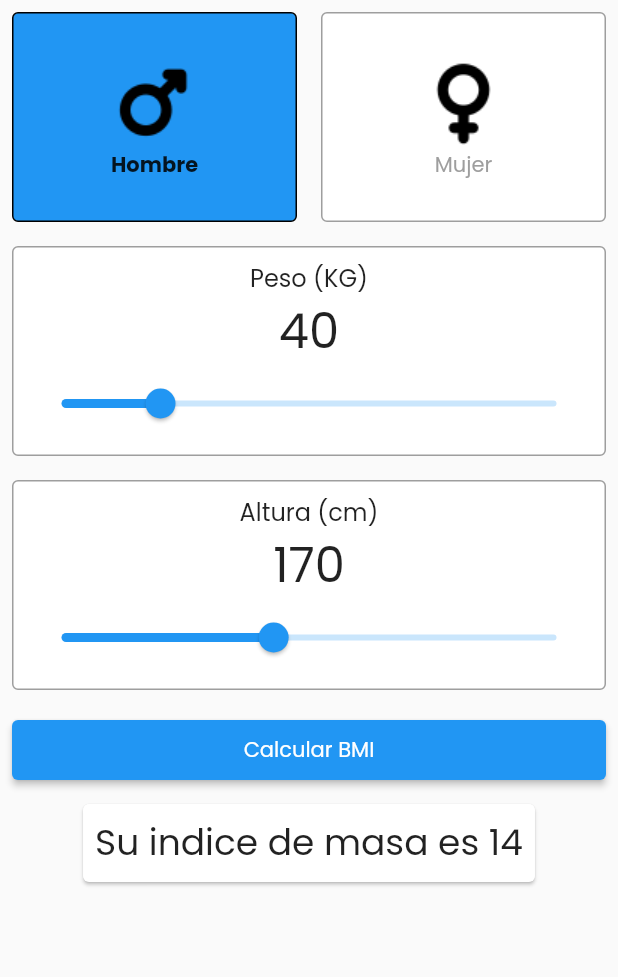
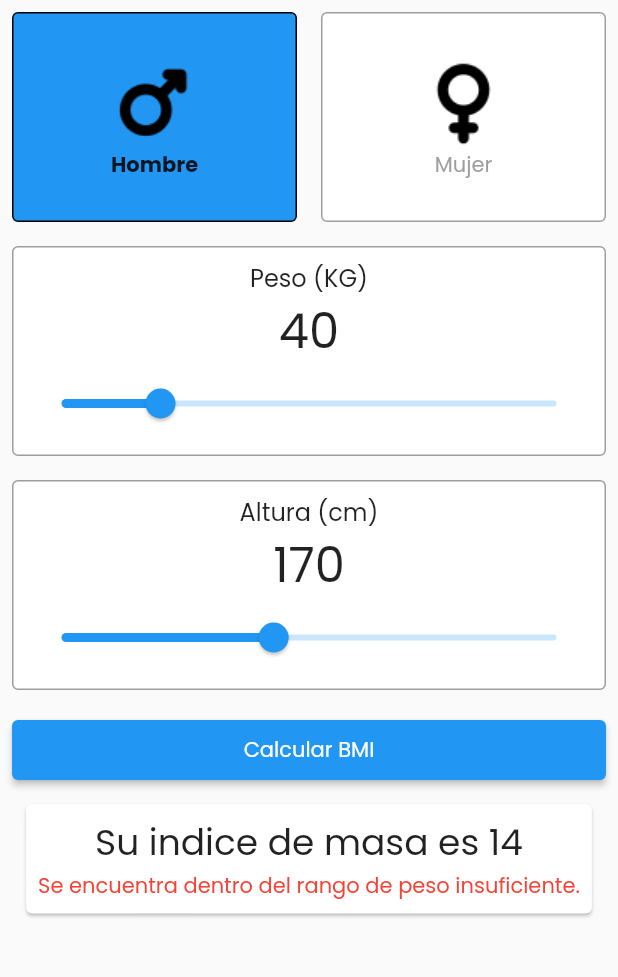
Before and after one commit to paulocrr/codigo4_bmi, a Flutter app: the screen it shows after launch, after a tap on "Calcular BMI", on a phone screen of 412 x 824 dp, the part 84-1061 px from its top. Run offline on Flutter 3.47's test engine with Material 2 defaults, Android fonts, the phone set to English and light mode, and no system bars.

Commit message:
calculadora terminada al 100 porciento

```diff
--- a/lib/my_home_page.dart
+++ b/lib/my_home_page.dart
@@ -1,6 +1,7 @@
 import 'dart:math';
 
 import 'package:codigo4_bmi/widgets/selector_card.dart';
+import 'package:codigo4_bmi/widgets/show_message.dart';
 import 'package:codigo4_bmi/widgets/slider_card.dart';
 import 'package:flutter/material.dart';
 
@@ -73,9 +74,14 @@ class _MyHomePageState extends State<MyHomePage> {
             child: Card(
               child: Padding(
                 padding: const EdgeInsets.all(8.0),
-                child: Text(
-                  "Su indice de masa es ${result.round()}",
-                  style: const TextStyle(fontSize: 24),
+                child: Column(
+                  children: [
+                    Text(
+                      "Su indice de masa es ${result.round()}",
+                      style: const TextStyle(fontSize: 24),
+                    ),
+                    ShowMessage(result: result),
+                  ],
                 ),
               ),
             ),
--- /dev/null
+++ b/lib/widgets/show_message.dart
@@ -0,0 +1,31 @@
+import 'package:flutter/material.dart';
+
+class ShowMessage extends StatelessWidget {
+  final double result;
+  const ShowMessage({super.key, required this.result});
+
+  @override
+  Widget build(BuildContext context) {
+    var message = '';
+    var color = Colors.red;
+
+    if (result < 18.5) {
+      message = 'Se encuentra dentro del rango de peso insuficiente.';
+      color = Colors.red;
+    } else if (result >= 18.5 && result <= 24.9) {
+      message = 'Se encuentra dentro del rango de peso normal o saludable.';
+      color = Colors.green;
+    } else if (result >= 25 && result <= 29.9) {
+      message = 'Se encuentra dentro del rango de sobrepeso.';
+      color = Colors.red;
+    } else if (result >= 30) {
+      message = 'Se encuentra dentro del rango de obesidad.';
+      color = Colors.red;
+    }
+    return Text(
+      message,
+      textAlign: TextAlign.center,
+      style: TextStyle(color: color),
+    );
+  }
+}
```
